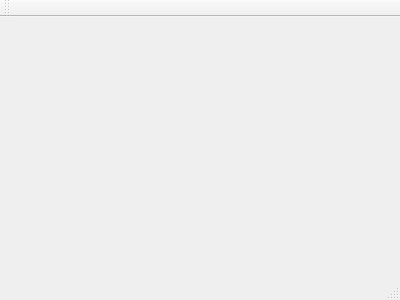
Qt form texturePacker/mainwindow.ui (flavorzyb/TexturePacker) before a commit.
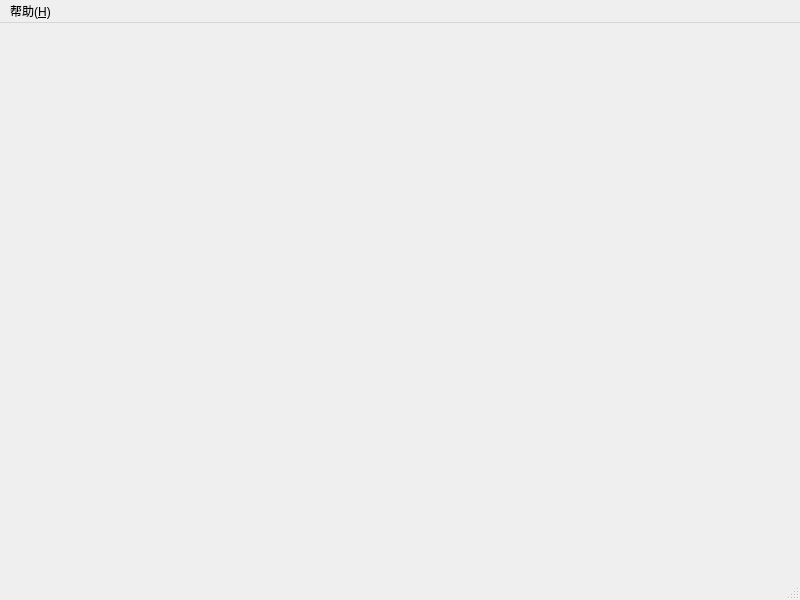
The same form after that commit.

The edit to the form file:
```diff
--- a/texturePacker/mainwindow.ui
+++ b/texturePacker/mainwindow.ui
@@ -1,24 +1,46 @@
 <ui version="4.0">
  <class>MainWindow</class>
- <widget class="QMainWindow" name="MainWindow" >
-  <property name="geometry" >
+ <widget class="QMainWindow" name="MainWindow">
+  <property name="geometry">
    <rect>
     <x>0</x>
     <y>0</y>
-    <width>400</width>
-    <height>300</height>
+    <width>800</width>
+    <height>600</height>
    </rect>
   </property>
   <property name="windowTitle" >
    <string>MainWindow</string>
   </property>
-  <widget class="QMenuBar" name="menuBar" />
-  <widget class="QToolBar" name="mainToolBar" />
-  <widget class="QWidget" name="centralWidget" />
-  <widget class="QStatusBar" name="statusBar" />
+  <widget class="QWidget" name="centralWidget"/>
+  <widget class="QMenuBar" name="menuBarsss">
+   <property name="geometry">
+    <rect>
+     <x>0</x>
+     <y>0</y>
+     <width>800</width>
+     <height>22</height>
+    </rect>
+   </property>
+   <widget class="QMenu" name="menu">
+    <property name="title">
+     <string>帮助(&amp;H)</string>
+    </property>
+    <addaction name="action"/>
+   </widget>
+   <addaction name="menu"/>
+  </widget>
+  <widget class="QStatusBar" name="statusBar"/>
+  <action name="action">
+   <property name="text">
+    <string>关于(&amp;A)</string>
+   </property>
+   <property name="toolTip">
+    <string>关于</string>
+   </property>
+  </action>
  </widget>
- <layoutDefault spacing="6" margin="11" />
- <pixmapfunction></pixmapfunction>
+ <layoutdefault spacing="6" margin="11"/>
  <resources/>
  <connections/>
 </ui>
```
Left out of the diff: 5 changed lines with no effect on the pictures.
